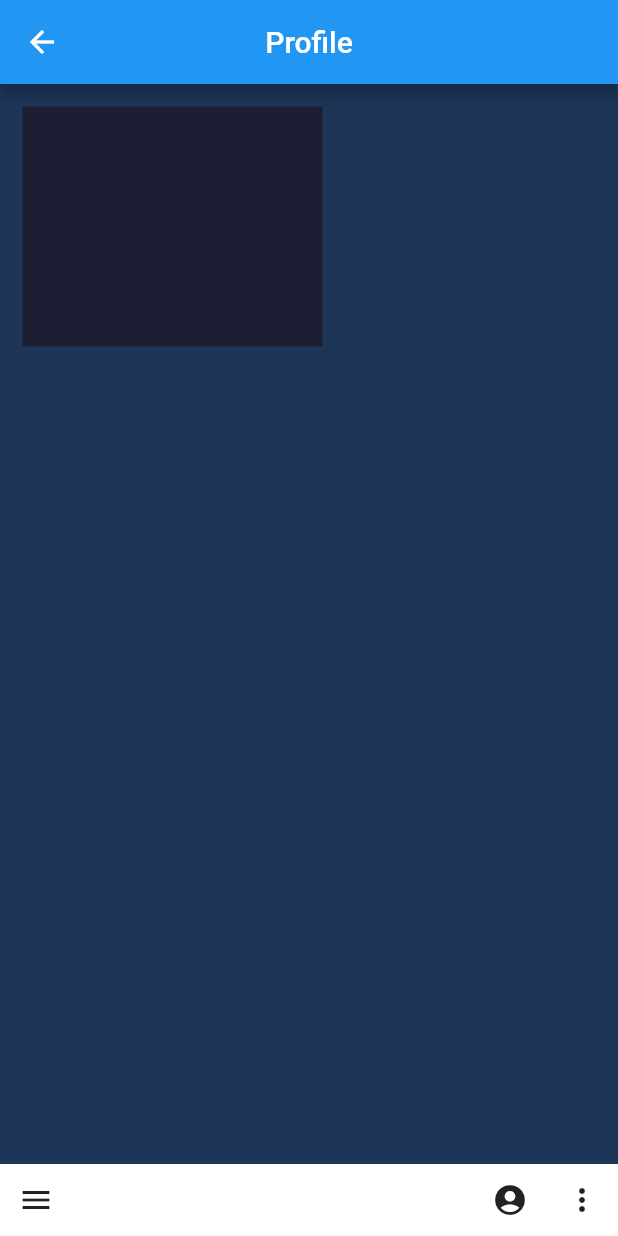
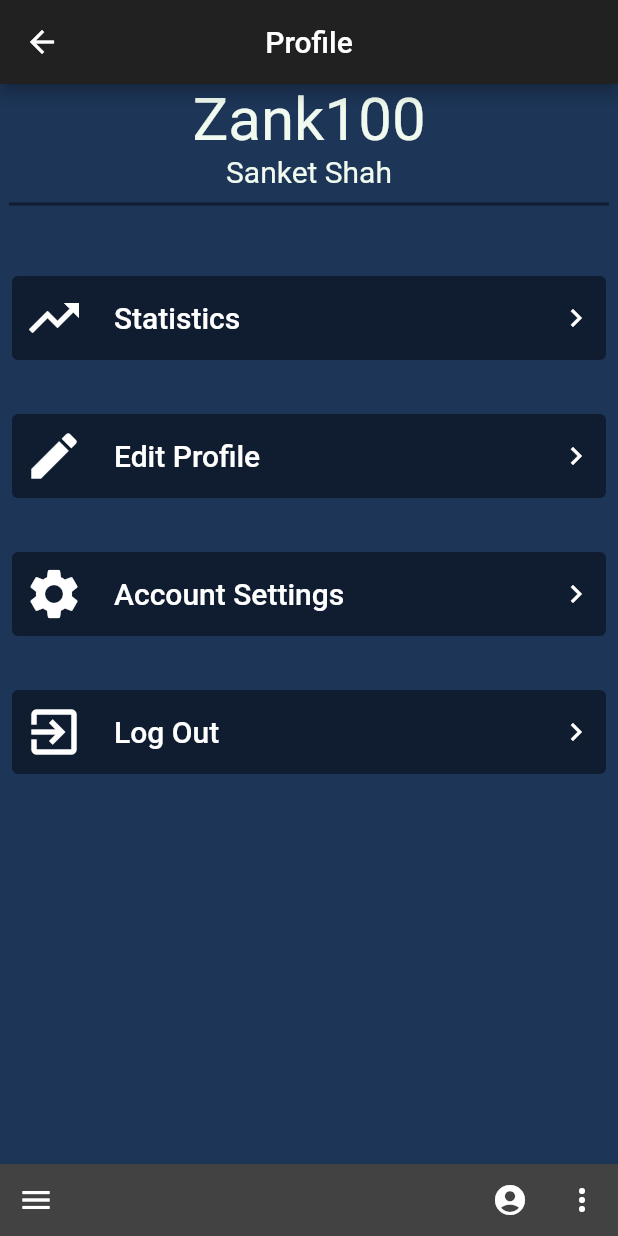
Before and after one commit to Harshpatel249/Echos, a Flutter app: the screen it shows after launch, item 2 of the bottom bar chosen, on a phone screen of 412 x 824 dp. Run offline on Flutter 3.47's test engine with Material 2 defaults, Android fonts, the phone set to English and light mode, and no system bars; our stand-ins replace like_button.

Commit message:
User-Profile-Page, User-Statistics-Page

```diff
--- a/lib/main.dart
+++ b/lib/main.dart
@@ -13,7 +13,7 @@ class MyApp extends StatelessWidget {
   Widget build(BuildContext context) {
     return MaterialApp(
       title: 'Flutter Demo',
-      theme: ThemeData(
+      theme: ThemeData.dark().copyWith(
         scaffoldBackgroundColor: Color(0xFF1D3557),
         textTheme: TextTheme(
           bodyText2: TextStyle(
--- /dev/null
+++ b/lib/rewidgets/longCard.dart
@@ -0,0 +1,53 @@
+import 'package:flutter/material.dart';
+
+class LongCard extends StatelessWidget {
+  LongCard({
+    this.colour,
+    this.iconn,
+    this.title,
+    this.press
+  });
+
+  Color colour;
+  IconData iconn;
+  final title;
+  final VoidCallback press;
+
+  @override
+  Widget build(BuildContext context) {
+    return Padding(
+      padding: const EdgeInsets.all(8.0),
+      child: TextButton(
+        style: TextButton.styleFrom(
+          backgroundColor: colour,
+
+        ),
+        child: Row(
+          children: <Widget>[
+            Icon(
+              iconn,
+              size: 40,
+              color: Colors.white,
+            ),
+            SizedBox(
+              width: 20.0,
+            ),
+            Text(
+              title,
+              style: TextStyle(
+                fontSize: 20.0,
+                color: Colors.white,
+              ),
+            ),
+            Spacer(),
+            Icon(
+              Icons.keyboard_arrow_right,
+              color: Colors.white,
+            ),
+          ],
+        ),
+        onPressed: press,
+      ),
+    );
+  }
+}
--- a/lib/screens/userProfile.dart
+++ b/lib/screens/userProfile.dart
@@ -1,7 +1,13 @@
+import 'package:flutter/cupertino.dart';
 import 'package:flutter/material.dart';
 import 'package:sign_language_tutor/rewidgets/navBar.dart';
-
+import '../rewidgets/longCard.dart';
+import '../screens/userStatistics.dart';
 class UserProfile extends StatelessWidget {
+  final username = 'Zank100';
+  final name = 'Sanket Shah';
+  final email = 'sanket.s2@ahduin.edu.in';
+  final joined = 'xx/xx/xx';
   @override
   Widget build(BuildContext context) {
     return Scaffold(
@@ -12,11 +18,67 @@ class UserProfile extends StatelessWidget {
       bottomNavigationBar: NavBar(),
       body: Column(
         children: <Widget>[
-          Container(
-            color: Color(0xFF1D1E33),
-            margin: EdgeInsets.all(15.0),
-            height: 160,
-            width: 200,
+          Text(
+            username,
+            style: TextStyle(
+                fontSize: 40.0
+            ),
+          ),
+          Text(
+            name,
+            style: TextStyle(
+                fontSize: 20.0
+            ),
+          ),
+          SizedBox(
+            height: 20,
+            width: 400,
+            child: Divider(
+              thickness: 2,
+              color: Colors.black45,
+            ),
+          ),
+          SizedBox(
+            height: 30,
+          ),
+          LongCard(
+            colour: Colors.black45,
+            title: 'Statistics',
+            iconn: Icons.trending_up,
+            press: (){
+              Navigator.push(context, MaterialPageRoute(
+                  builder: (BuildContext context) {
+                    return UserStatistics();
+                  }
+              ));
+            },
+          ),
+          SizedBox(
+            height: 20,
+          ),
+          LongCard(
+            colour: Colors.black45,
+            title: 'Edit Profile',
+            iconn: Icons.edit,
+            press: (){},
+          ),
+          SizedBox(
+            height: 20,
+          ),
+          LongCard(
+            colour: Colors.black45,
+            title: 'Account Settings',
+            iconn: Icons.settings,
+            press: (){},
+          ),
+          SizedBox(
+            height: 20,
+          ),
+          LongCard(
+            colour: Colors.black45,
+            title: 'Log Out',
+            iconn: Icons.exit_to_app,
+            press: (){},
           ),
         ],
       ),
```
Also changed, not shown: lib/rewidgets/reusableCard.dart (added, +20 -0 lines), lib/screens/userStatistics.dart (added, +209 -0 lines).
